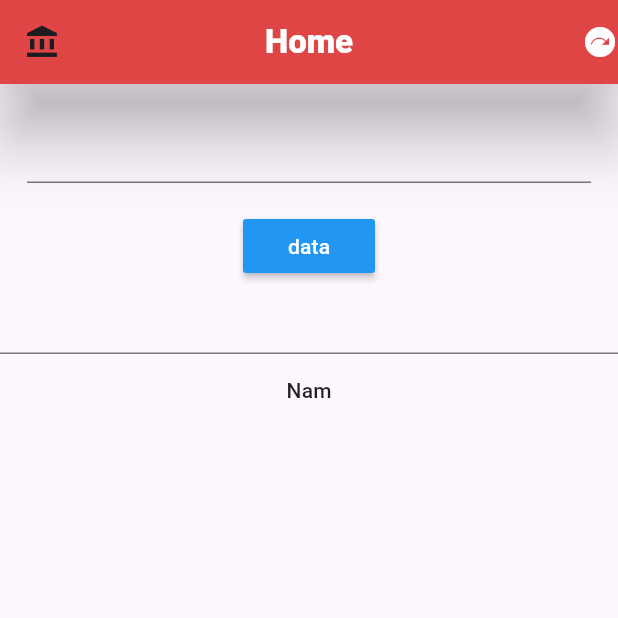
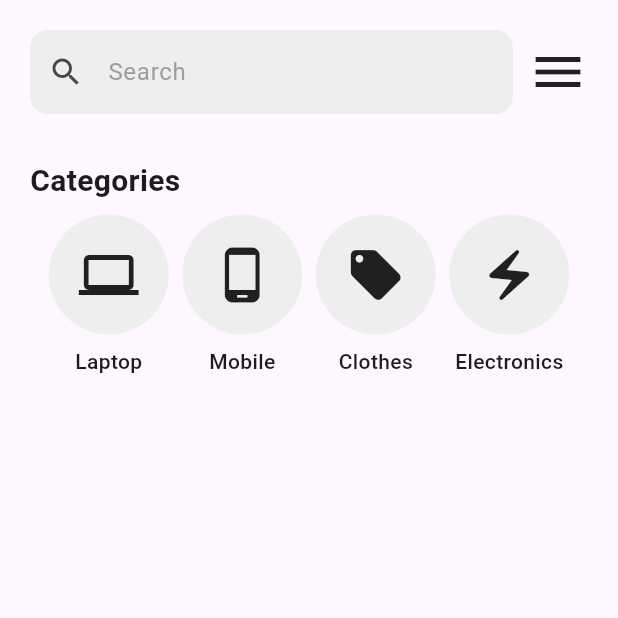
Before and after one commit to wassimrahali/E-commerce-mobile-App, a Flutter app: the screen it shows after launch, on a phone screen of 412 x 824 dp, the top half of it. Run offline on Flutter 3.47's test engine with Material 3 defaults, Android fonts, the phone set to English and light mode, and no system bars.

Commit message:
Categories Section

```diff
--- /dev/null
+++ b/lib/home.dart
@@ -0,0 +1,142 @@
+import 'package:flutter/cupertino.dart';
+import 'package:flutter/material.dart';
+
+class Home extends StatefulWidget {
+  const Home({super.key});
+
+  @override
+  State<Home> createState() => _HomeState();
+}
+
+class _HomeState extends State<Home> {
+  @override
+  Widget build(BuildContext context) {
+    return Container(
+      child: Scaffold(
+        body: Padding(
+          padding: const EdgeInsets.symmetric(horizontal: 20, vertical: 20),
+          child: Container(
+              child: ListView(
+            children: [
+              Row(
+                children: [
+                  Expanded(
+                    child: TextFormField(
+                      decoration: InputDecoration(
+                        border: OutlineInputBorder(
+                          borderRadius: BorderRadius.circular(12.0),
+                          borderSide: BorderSide.none,
+                        ),
+                        fillColor: Colors.grey[200],
+                        filled: true,
+                        hintText: "Search",
+                        hintStyle: const TextStyle(color: Colors.grey),
+                        prefixIcon: const Icon(Icons.search),
+                      ),
+                    ),
+                  ),
+                  const Padding(
+                    padding: EdgeInsets.only(left: 10.0),
+                    child: Icon(
+                      Icons.menu,
+                      size: 40,
+                    ),
+                  )
+                ],
+              ),
+              Container(height: 30),
+              const Text(
+                "Categories",
+                style: TextStyle(fontWeight: FontWeight.w600, fontSize: 20),
+              ),
+              Padding(
+                padding: const EdgeInsets.all(8.0),
+                child: Row(
+                  mainAxisAlignment: MainAxisAlignment.spaceAround,
+                  children: [
+                    Column(
+                      children: [
+                        Container(
+                          padding: const EdgeInsets.all(20),
+                          decoration: BoxDecoration(
+                              color: Colors.grey[200],
+                              borderRadius: BorderRadius.circular(100)),
+                          child: const Icon(
+                            Icons.laptop,
+                            size: 40,
+                          ),
+                        ),
+                        Container(height: 8),
+                        const Text(
+                          'Laptop',
+                          style: TextStyle(fontWeight: FontWeight.w500),
+                        ),
+                      ],
+                    ),
+                    Column(
+                      children: [
+                        Container(
+                          padding: const EdgeInsets.all(20),
+                          decoration: BoxDecoration(
+                              color: Colors.grey[200],
+                              borderRadius: BorderRadius.circular(100)),
+                          child: const Icon(
+                            Icons.phone_android,
+                            size: 40,
+                          ),
+                        ),
+                        Container(height: 8),
+                        const Text(
+                          'Mobile',
+                          style: TextStyle(fontWeight: FontWeight.w500),
+                        ),
+                      ],
+                    ),
+                    Column(
+                      children: [
+                        Container(
+                          padding: const EdgeInsets.all(20),
+                          decoration: BoxDecoration(
+                              color: Colors.grey[200],
+                              borderRadius: BorderRadius.circular(100)),
+                          child: const Icon(
+                            Icons.local_offer_rounded,
+                            size: 40,
+                          ),
+                        ),
+                        Container(height: 8),
+                        const Text(
+                          'Clothes',
+                          style: TextStyle(fontWeight: FontWeight.w500),
+                        ),
+                      ],
+                    ),
+                    Column(
+                      children: [
+                        Container(
+                          padding: const EdgeInsets.all(20),
+                          decoration: BoxDecoration(
+                              color: Colors.grey[200],
+                              borderRadius: BorderRadius.circular(100)),
+                          child: const Icon(
+                            Icons.electric_bolt_rounded,
+                            size: 40,
+                          ),
+                        ),
+                        Container(height: 8),
+                        const Text(
+                          'Electronics',
+                          style: TextStyle(fontWeight: FontWeight.w500),
+                        ),
+                      ],
+                    ),
+                  ],
+                ),
+              )
+            ],
+          )),
+        ),
+      ),
+    );
+  }
+}
--- a/lib/main.dart
+++ b/lib/main.dart
@@ -1,4 +1,5 @@
 import 'package:flutter/material.dart';
+import 'package:hey/home.dart';
 
 void main() {
   runApp(const MyApp());
@@ -10,125 +11,17 @@ class MyApp extends StatefulWidget {
 
   @override
   State<MyApp> createState() => _MyAppState();
+
 }
 
 
 class _MyAppState extends State<MyApp> {
-  GlobalKey<FormState> field = GlobalKey<FormState>();
-  GlobalKey<FormState>_field = GlobalKey<FormState>();
-  void _validator(){
-    if(field.currentState!.validate()){
-      print("form is valid");
-    }else{
-      print("form isnot valid");
-    }
-  }
-  void _verifta3nam(){
-    if(_field.currentState!.validate()){
-      print('ezab');
-    }
-  }
 
   @override
   Widget build(BuildContext context) {
-    return MaterialApp(
+    return const MaterialApp(
       debugShowCheckedModeBanner: false,
-      home: Scaffold(
-        drawer: Drawer(
-          backgroundColor: Colors.blue,
-          child: ListView(
-            children: [
-              ListTile(
-            title: const Text('Item 1'),
-            onTap: () {
-              // Update the state of the app.
-              // ...
-            },
-          ),
-              ListTile(
-                title: const Text('Item 1'),
-                onTap: () {
-                  // Update the state of the app.
-                  // ...
-                },
-              ),
-              ListTile(
-                title: const Text('Item 1'),
-                onTap: () {
-                  // Update the state of the app.
-                  // ...
-                },
-              ),
-
-            ],
-          ),
-        ),
-        appBar: AppBar(
-          leading: Builder(builder:(context){
-            return IconButton(
-              icon:const Icon(Icons.account_balance),onPressed: (){
-              Scaffold.of(context).openDrawer();
-            }, );
-
-          }),
-          shadowColor: Colors.grey,
-          title: Text('Home',style: TextStyle(color: Colors.white,fontWeight: FontWeight.w900,),),
-          backgroundColor: Colors.red,
-          centerTitle: true,
-          elevation: 20,
-          actions: [
-            Icon(Icons.next_plan,color: Colors.white,)
-          ],
-
-        ),
-
-
-        body: Container(
-          child: Column(
-            children: [
-              Container(
-                child: Column(
-                  children: [
-                    Padding(
-                      padding: const EdgeInsets.all(18.0),
-                      child: Form(
-                          key: field,
-                          child: TextFormField(
-                            validator: (value) {
-                              if(value!.isEmpty){
-                                return 'please correct it max 8';
-                              }
-                              return null;
-                            },
-                          )
-                      ),
-                    ),
-                    MaterialButton(onPressed: _validator,
-                      textColor: Colors.white,
-                      color: Colors.blue,
-                      child: Text('data'),)
-                  ],
-                ),
-              ),
-              Container(
-                child:Form(
-                  key: _field,
-                  child:TextFormField(
-                  validator: (value) {
-                    if(value!.length<7){
-                      return 'ezibb zab zebi';
-                    }
-                    return null ;
-                  },
-                ),
-                ),
-              ),
-              MaterialButton(onPressed: _verifta3nam,
-              child: Text('Nam'),)
-            ],
-          )
-        ),
-      ),
+     home: Home() ,
     );
   }
 }
```
